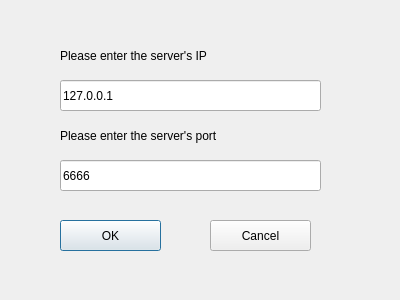
Above: try_Client/confirmip.ui from LittleQili/Chatroom_Client before the change. Below: the same form after it.
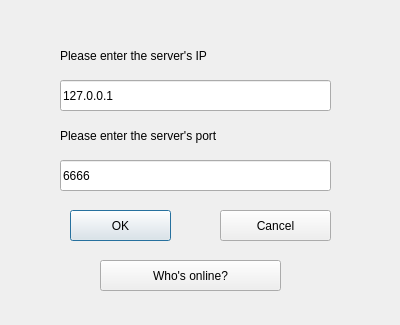
That is the form after the change.

Commit message: add change name and quiry of users

```diff
--- a/try_Client/confirmip.ui
+++ b/try_Client/confirmip.ui
@@ -7,7 +7,7 @@
     <x>0</x>
     <y>0</y>
     <width>400</width>
-    <height>300</height>
+    <height>325</height>
    </rect>
   </property>
   <property name="windowTitle">
@@ -31,7 +31,7 @@
     <rect>
      <x>60</x>
      <y>80</y>
-     <width>261</width>
+     <width>271</width>
      <height>31</height>
     </rect>
    </property>
@@ -42,8 +42,8 @@
   <widget class="QPushButton" name="OK">
    <property name="geometry">
     <rect>
-     <x>60</x>
-     <y>220</y>
+     <x>70</x>
+     <y>210</y>
      <width>101</width>
      <height>31</height>
     </rect>
@@ -55,9 +55,9 @@
   <widget class="QPushButton" name="Cancel">
    <property name="geometry">
     <rect>
-     <x>210</x>
-     <y>220</y>
-     <width>101</width>
+     <x>220</x>
+     <y>210</y>
+     <width>111</width>
      <height>31</height>
     </rect>
    </property>
@@ -83,7 +83,7 @@
     <rect>
      <x>60</x>
      <y>160</y>
-     <width>261</width>
+     <width>271</width>
      <height>31</height>
     </rect>
    </property>
@@ -94,6 +94,19 @@
     <enum>QLineEdit::Normal</enum>
    </property>
   </widget>
+  <widget class="QPushButton" name="Quiry">
+   <property name="geometry">
+    <rect>
+     <x>100</x>
+     <y>260</y>
+     <width>181</width>
+     <height>31</height>
+    </rect>
+   </property>
+   <property name="text">
+    <string>Who's online?</string>
+   </property>
+  </widget>
  </widget>
  <resources/>
  <connections/>
```
The commit also changes 19 other files.
